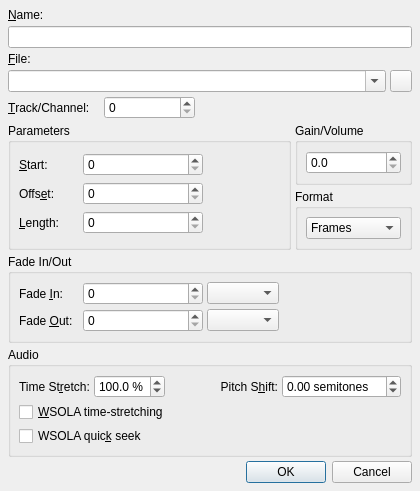
Before: the Qt Designer form src/qtractorClipForm.ui in rncbc/qtractor, drawn with Qt 5.
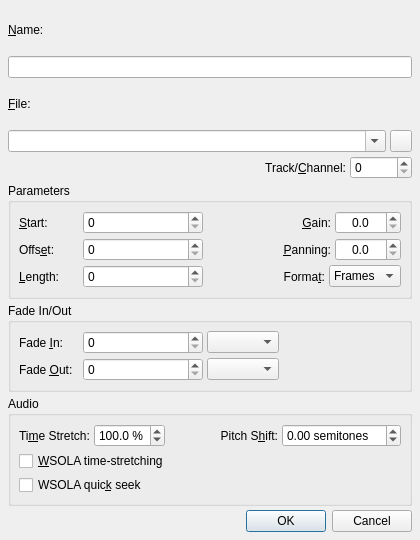
After: the same form once the commit is applied. Icons and pictures are not drawn. Custom widgets are drawn as their Qt base class.

Commit message: - Audio clip panning option property is now being introduced.   (EXPERIMENTAL)

```diff
--- a/src/qtractorClipForm.ui
+++ b/src/qtractorClipForm.ui
@@ -27,7 +27,7 @@
     <x>0</x>
     <y>0</y>
     <width>420</width>
-    <height>480</height>
+    <height>540</height>
    </rect>
   </property>
   <property name="focusPolicy">
@@ -37,10 +37,10 @@
    <string>Clip - Qtractor</string>
   </property>
   <property name="windowIcon">
-   <iconset>:/images/editClip.png</iconset>
+   <iconset resource="qtractor.qrc">:/images/editClip.png</iconset>
   </property>
   <layout class="QGridLayout">
-   <item row="0" column="0" colspan="5">
+   <item row="0" column="0" colspan="10">
     <widget class="QLabel" name="ClipNameTextLabel">
      <property name="text">
       <string>&amp;Name:</string>
@@ -50,14 +50,14 @@
      </property>
     </widget>
    </item>
-   <item row="1" column="0" colspan="5">
+   <item row="1" column="0" colspan="10">
     <widget class="QLineEdit" name="ClipNameLineEdit">
      <property name="toolTip">
       <string>Clip name</string>
      </property>
     </widget>
    </item>
-   <item row="2" column="0" colspan="5">
+   <item row="2" column="0" colspan="10">
     <widget class="QLabel" name="FilenameTextLabel">
      <property name="text">
       <string>&amp;File:</string>
@@ -67,7 +67,7 @@
      </property>
     </widget>
    </item>
-   <item row="3" column="0" colspan="4">
+   <item row="3" column="0" colspan="9">
     <widget class="QComboBox" name="FilenameComboBox">
      <property name="toolTip">
       <string>Clip filename</string>
@@ -77,8 +77,8 @@
      </property>
     </widget>
    </item>
-   <item row="3" column="4">
-    <widget class="QToolButton" name="FilenameToolButton">
+   <item row="3" column="9">
+     <widget class="QToolButton" name="FilenameToolButton">
      <property name="minimumSize">
       <size>
        <width>22</width>
@@ -102,17 +102,33 @@
      </property>
     </widget>
    </item>
-   <item row="4" column="0">
+   <item row="4" column="0" colspan="7">
+    <spacer>
+     <property name="orientation">
+      <enum>Qt::Horizontal</enum>
+     </property>
+     <property name="sizeHint" stdset="0">
+      <size>
+       <width>20</width>
+       <height>8</height>
+      </size>
+     </property>
+    </spacer>
+   </item>
+   <item row="4" column="7">
     <widget class="QLabel" name="TrackChannelTextLabel">
      <property name="text">
-      <string>&amp;Track/Channel:</string>
+      <string>Track/&amp;Channel:</string>
+     </property>
+     <property name="alignment">
+      <set>Qt::AlignRight|Qt::AlignTrailing|Qt::AlignVCenter</set>
      </property>
      <property name="buddy">
       <cstring>TrackChannelSpinBox</cstring>
      </property>
     </widget>
    </item>
-   <item row="4" column="1">
+   <item row="4" column="8" colspan="2">
     <widget class="QSpinBox" name="TrackChannelSpinBox">
      <property name="minimumSize">
       <size>
@@ -125,37 +141,27 @@
      </property>
     </widget>
    </item>
-   <item row="4" column="2" colspan="3">
-    <spacer>
-     <property name="orientation">
-      <enum>Qt::Horizontal</enum>
-     </property>
-     <property name="sizeHint" stdset="0">
-      <size>
-       <width>20</width>
-       <height>8</height>
-      </size>
-     </property>
-    </spacer>
-   </item>
-   <item row="5" column="0" rowspan="2" colspan="3">
+   <item row="5" column="0" colspan="10">
     <widget class="QGroupBox" name="ParamGroupBox">
      <property name="title">
       <string>Parameters</string>
      </property>
      <layout class="QGridLayout">
-      <item row="0" column="2" rowspan="3">
-       <spacer>
-        <property name="orientation">
-         <enum>Qt::Horizontal</enum>
-        </property>
-        <property name="sizeHint" stdset="0">
+      <item row="0" column="0">
+       <widget class="QLabel" name="ClipStartTextLabel">
+        <property name="minimumSize">
          <size>
-          <width>20</width>
-          <height>8</height>
+          <width>60</width>
+          <height>0</height>
          </size>
         </property>
-       </spacer>
+        <property name="text">
+         <string>&amp;Start:</string>
+        </property>
+        <property name="buddy">
+         <cstring>ClipStartSpinBox</cstring>
+        </property>
+       </widget>
       </item>
       <item row="0" column="1">
        <widget class="qtractorTimeSpinBox" name="ClipStartSpinBox">
@@ -170,29 +176,54 @@
         </property>
        </widget>
       </item>
-      <item row="1" column="1">
-       <widget class="qtractorTimeSpinBox" name="ClipOffsetSpinBox">
-        <property name="minimumSize">
+      <item row="0" column="2" rowspan="3">
+       <spacer>
+        <property name="orientation">
+         <enum>Qt::Horizontal</enum>
+        </property>
+        <property name="sizeHint" stdset="0">
          <size>
-          <width>120</width>
-          <height>0</height>
+          <width>20</width>
+          <height>20</height>
          </size>
         </property>
-        <property name="toolTip">
-         <string>Clip offset</string>
+       </spacer>
+      </item>
+      <item row="0" column="3" colspan="2">
+       <widget class="QLabel" name="ClipGainTextLabel">
+        <property name="text">
+         <string>&amp;Gain:</string>
+        </property>
+        <property name="alignment">
+         <set>Qt::AlignRight|Qt::AlignTrailing|Qt::AlignVCenter</set>
+        </property>
+        <property name="buddy">
+         <cstring>ClipGainSpinBox</cstring>
         </property>
        </widget>
       </item>
-      <item row="2" column="1">
-       <widget class="qtractorTimeSpinBox" name="ClipLengthSpinBox">
+      <item row="0" column="5">
+       <widget class="QDoubleSpinBox" name="ClipGainSpinBox">
         <property name="minimumSize">
          <size>
-          <width>120</width>
+          <width>66</width>
           <height>0</height>
          </size>
         </property>
         <property name="toolTip">
-         <string>Clip length</string>
+         <string>Clip gain/volume</string>
+        </property>
+        <property name="alignment">
+         <set>Qt::AlignCenter</set>
+        </property>
+        <property name="accelerated">
+         <bool>true</bool>
+        </property>
+        <property name="decimals">
+         <number>1</number>
+        </property>
+        <property name="singleStep">
+         <double>0.1</double>
         </property>
        </widget>
       </item>
@@ -212,6 +243,57 @@
         </property>
        </widget>
       </item>
+      <item row="1" column="1">
+       <widget class="qtractorTimeSpinBox" name="ClipOffsetSpinBox">
+        <property name="minimumSize">
+         <size>
+          <width>120</width>
+          <height>0</height>
+         </size>
+        </property>
+        <property name="toolTip">
+         <string>Clip offset</string>
+        </property>
+       </widget>
+      </item>
+      <item row="1" column="3" colspan="2">
+       <widget class="QLabel" name="ClipPanningTextLabel">
+        <property name="text">
+         <string>&amp;Panning:</string>
+        </property>
+        <property name="alignment">
+         <set>Qt::AlignRight|Qt::AlignTrailing|Qt::AlignVCenter</set>
+        </property>
+        <property name="buddy">
+         <cstring>ClipPanningSpinBox</cstring>
+        </property>
+       </widget>
+      </item>
+      <item row="1" column="5">
+       <widget class="QDoubleSpinBox" name="ClipPanningSpinBox">
+        <property name="minimumSize">
+         <size>
+          <width>66</width>
+          <height>0</height>
+         </size>
+        </property>
+        <property name="toolTip">
+         <string>Clip gain/volume</string>
+        </property>
+        <property name="alignment">
+         <set>Qt::AlignCenter</set>
+        </property>
+        <property name="accelerated">
+         <bool>false</bool>
+        </property>
+        <property name="decimals">
+         <number>1</number>
+        </property>
+        <property name="singleStep">
+         <double>0.1</double>
+        </property>
+       </widget>
+      </item>
       <item row="2" column="0">
        <widget class="QLabel" name="ClipLengthTextLabel">
         <property name="minimumSize">
@@ -228,63 +310,33 @@
         </property>
        </widget>
       </item>
-      <item row="0" column="0">
-       <widget class="QLabel" name="ClipStartTextLabel">
+      <item row="2" column="1">
+       <widget class="qtractorTimeSpinBox" name="ClipLengthSpinBox">
         <property name="minimumSize">
          <size>
-          <width>60</width>
+          <width>120</width>
           <height>0</height>
          </size>
         </property>
+        <property name="toolTip">
+         <string>Clip length</string>
+        </property>
+       </widget>
+      </item>
+      <item row="2" column="3">
+       <widget class="QLabel" name="FormatTextLabel">
         <property name="text">
-         <string>&amp;Start:</string>
+         <string>Forma&amp;t:</string>
+        </property>
+        <property name="alignment">
+         <set>Qt::AlignRight|Qt::AlignTrailing|Qt::AlignVCenter</set>
         </property>
         <property name="buddy">
-         <cstring>ClipStartSpinBox</cstring>
+         <cstring>FormatComboBox</cstring>
         </property>
        </widget>
       </item>
-     </layout>
-    </widget>
-   </item>
-   <item row="5" column="3" colspan="2">
-    <widget class="QGroupBox" name="GainVolumeGroupBox">
-     <property name="title">
-      <string>Gain/Volume</string>
-     </property>
-     <layout class="QVBoxLayout">
-      <item>
-       <widget class="QDoubleSpinBox" name="ClipGainSpinBox">
-        <property name="minimumSize">
-         <size>
-          <width>72</width>
-          <height>0</height>
-         </size>
-        </property>
-        <property name="toolTip">
-         <string>Clip gain/volume</string>
-        </property>
-        <property name="accelerated">
-         <bool>true</bool>
-        </property>
-        <property name="decimals">
-         <number>1</number>
-        </property>
-        <property name="singleStep">
-         <double>0.100000000000000</double>
-        </property>
-       </widget>
-      </item>
-     </layout>
-    </widget>
-   </item>
-   <item row="6" column="3" colspan="2">
-    <widget class="QGroupBox" name="FormatGroupBox">
-     <property name="title">
-      <string>Format</string>
-     </property>
-     <layout class="QVBoxLayout">
-      <item>
+      <item row="2" column="4" colspan="2">
        <widget class="QComboBox" name="FormatComboBox">
         <property name="toolTip">
          <string>Time display format</string>
@@ -309,7 +361,7 @@
      </layout>
     </widget>
    </item>
-   <item row="7" column="0" colspan="5">
+   <item row="6" column="0" colspan="10">
     <widget class="QGroupBox" name="FadeInOutGroupBox">
      <property name="title">
       <string>Fade In/Out</string>
@@ -359,7 +411,7 @@
         <property name="sizeHint" stdset="0">
          <size>
           <width>20</width>
-          <height>8</height>
+          <height>20</height>
          </size>
         </property>
        </spacer>
@@ -403,7 +455,7 @@
      </layout>
     </widget>
    </item>
-   <item row="8" column="0" colspan="5">
+   <item row="7" column="0" colspan="10">
     <widget class="QGroupBox" name="AudioClipGroupBox">
      <property name="title">
       <string>Audio</string>
@@ -416,7 +468,7 @@
         </property>
         <property name="sizeHint" stdset="0">
          <size>
-          <width>20</width>
+          <width>8</width>
           <height>8</height>
          </size>
         </property>
@@ -431,7 +483,7 @@
          </size>
         </property>
         <property name="text">
-         <string>Time St&amp;retch:</string>
+         <string>Ti&amp;me Stretch:</string>
         </property>
         <property name="buddy">
          <cstring>TimeStretchSpinBox</cstring>
@@ -506,16 +558,16 @@
          <number>2</number>
         </property>
         <property name="minimum">
-         <double>-24.00</double>
+         <double>-24.0</double>
         </property>
         <property name="maximum">
-         <double>24.00</double>
+         <double>24.0</double>
         </property>
         <property name="singleStep">
          <double>0.01</double>
         </property>
         <property name="value">
-         <double>0.00</double>
+         <double>0.0</double>
         </property>
        </widget>
       </item>
@@ -554,7 +606,7 @@
      </layout>
     </widget>
    </item>
-   <item row="9" column="0" colspan="5">
+   <item row="8" column="0" colspan="10">
     <widget class="QDialogButtonBox" name="DialogButtonBox">
      <property name="orientation">
       <enum>Qt::Horizontal</enum>
```
Left out of the diff: 3 changed lines with no effect on the pictures. The commit also changes 30 other files.
